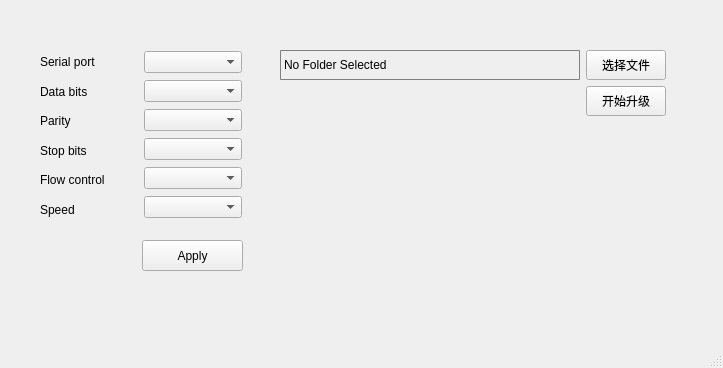
First picture: the form in mainwindow.ui, repository TracyChrysler/qt_OTA, before the edit.
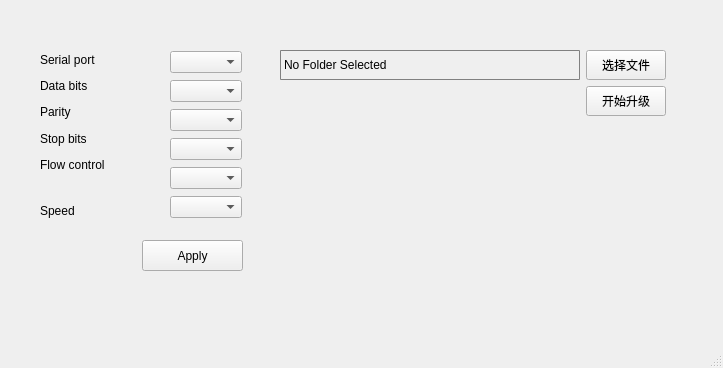
Second picture: the form after the edit.

Commit message: set baudrate

What changed in the file:
```diff
--- a/mainwindow.ui
+++ b/mainwindow.ui
@@ -86,6 +86,19 @@
          </property>
         </widget>
        </item>
+       <item>
+        <spacer name="horizontalSpacer">
+         <property name="orientation">
+          <enum>Qt::Horizontal</enum>
+         </property>
+         <property name="sizeHint" stdset="0">
+          <size>
+           <width>40</width>
+           <height>20</height>
+          </size>
+         </property>
+        </spacer>
+       </item>
        <item>
         <widget class="QLabel" name="label_4">
          <property name="font">
@@ -178,7 +191,7 @@
      <string>Apply</string>
     </property>
    </widget>
-   <widget class="QWidget" name="">
+   <widget class="QWidget" name="layoutWidget">
     <property name="geometry">
      <rect>
       <x>280</x>
```
The commit also changes 1 other file.
